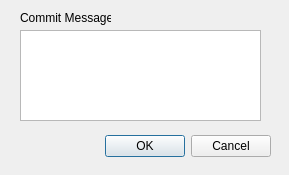
First picture: the form in diff_gui/ci_dialog.ui, repository stlfatboy/diff_gui, before the edit.
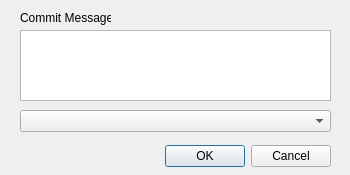
Second picture: the form after the edit.

```diff
--- a/diff_gui/ci_dialog.ui
+++ b/diff_gui/ci_dialog.ui
@@ -6,7 +6,7 @@
    <rect>
     <x>0</x>
     <y>0</y>
-    <width>289</width>
+    <width>350</width>
     <height>175</height>
    </rect>
   </property>
@@ -16,8 +16,8 @@
   <widget class="QDialogButtonBox" name="buttonBox">
    <property name="geometry">
     <rect>
-     <x>10</x>
-     <y>130</y>
+     <x>70</x>
+     <y>140</y>
      <width>261</width>
      <height>32</height>
     </rect>
@@ -34,8 +34,8 @@
     <rect>
      <x>20</x>
      <y>30</y>
-     <width>241</width>
-     <height>91</height>
+     <width>311</width>
+     <height>71</height>
     </rect>
    </property>
   </widget>
@@ -52,6 +52,16 @@
     <string>Commit Message</string>
    </property>
   </widget>
+  <widget class="QComboBox" name="comboBox">
+   <property name="geometry">
+    <rect>
+     <x>20</x>
+     <y>110</y>
+     <width>311</width>
+     <height>22</height>
+    </rect>
+   </property>
+  </widget>
  </widget>
  <resources/>
  <connections>
```
